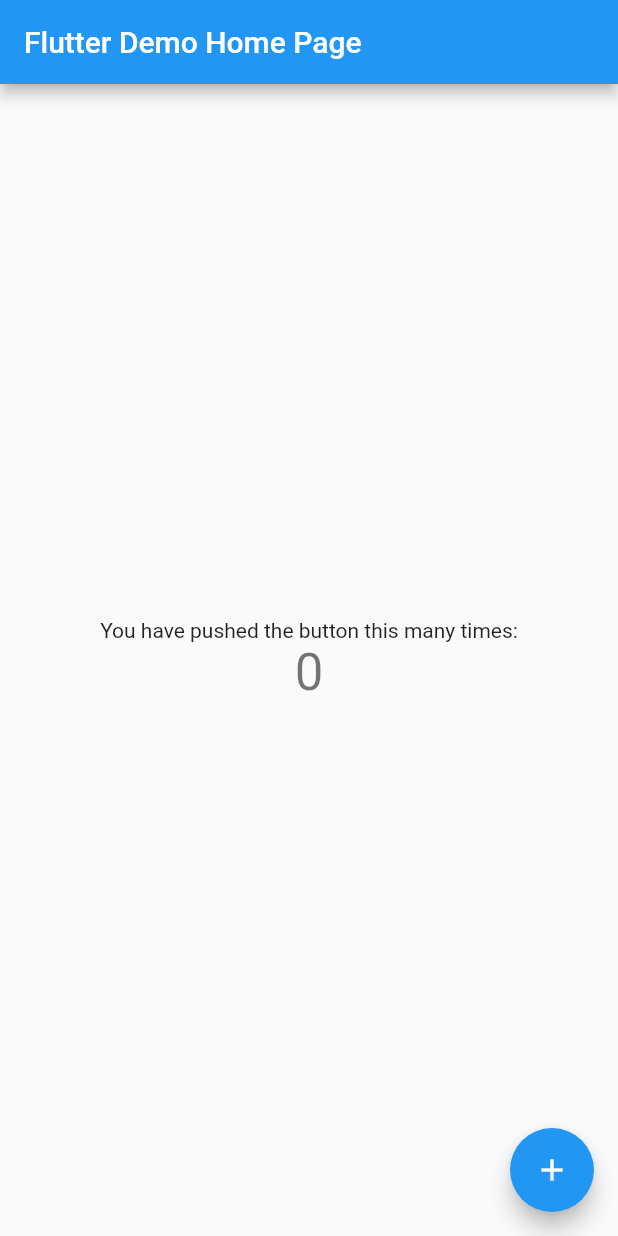
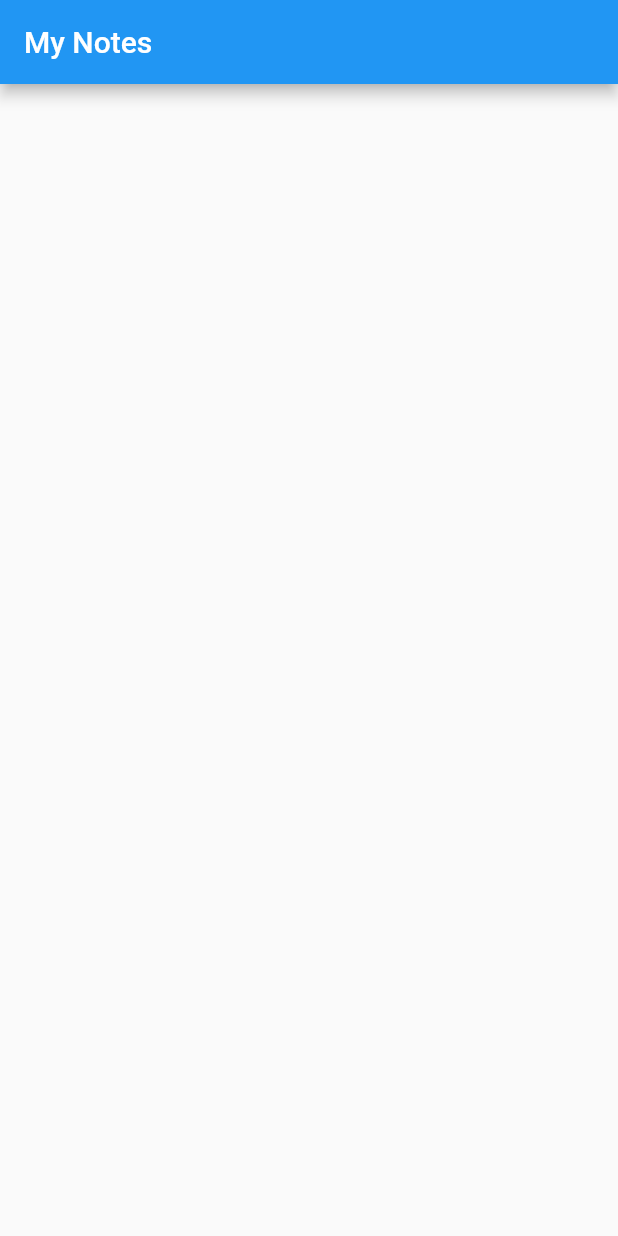
Before and after one commit to rakshit087/mind-map, a Flutter app: the screen it shows after launch, on a phone screen of 412 x 824 dp. Run offline on Flutter 3.47's test engine with Material 2 defaults, Android fonts, the phone set to English and light mode, and no system bars.

Commit message:
Cleaned main.dart

```diff
--- a/mynotes/lib/main.dart
+++ b/mynotes/lib/main.dart
@@ -1,115 +1,24 @@
 import 'package:flutter/material.dart';
 
 void main() {
-  runApp(const MyApp());
+  runApp(MaterialApp(
+    title: 'Flutter Demo',
+    theme: ThemeData(
+      primarySwatch: Colors.blue,
+    ),
+    home: const HomePage(),
+  ));
 }
 
-class MyApp extends StatelessWidget {
-  const MyApp({super.key});
+class HomePage extends StatelessWidget {
+  const HomePage({super.key});
 
-  // This widget is the root of your application.
   @override
   Widget build(BuildContext context) {
-    return MaterialApp(
-      title: 'Flutter Demo',
-      theme: ThemeData(
-        // This is the theme of your application.
-        //
-        // Try running your application with "flutter run". You'll see the
-        // application has a blue toolbar. Then, without quitting the app, try
-        // changing the primarySwatch below to Colors.green and then invoke
-        // "hot reload" (press "r" in the console where you ran "flutter run",
-        // or simply save your changes to "hot reload" in a Flutter IDE).
-        // Notice that the counter didn't reset back to zero; the application
-        // is not restarted.
-        primarySwatch: Colors.blue,
+    return Scaffold(
+      appBar: AppBar(
+        title: const Text("My Notes"),
       ),
-      home: const MyHomePage(title: 'Flutter Demo Home Page'),
     );
   }
 }
-
-class MyHomePage extends StatefulWidget {
-  const MyHomePage({super.key, required this.title});
-
-  // This widget is the home page of your application. It is stateful, meaning
-  // that it has a State object (defined below) that contains fields that affect
-  // how it looks.
-
-  // This class is the configuration for the state. It holds the values (in this
-  // case the title) provided by the parent (in this case the App widget) and
-  // used by the build method of the State. Fields in a Widget subclass are
-  // always marked "final".
-
-  final String title;
-
-  @override
-  State<MyHomePage> createState() => _MyHomePageState();
-}
-
-class _MyHomePageState extends State<MyHomePage> {
-  int _counter = 0;
-
-  void _incrementCounter() {
-    setState(() {
-      // This call to setState tells the Flutter framework that something has
-      // changed in this State, which causes it to rerun the build method below
-      // so that the display can reflect the updated values. If we changed
-      // _counter without calling setState(), then the build method would not be
-      // called again, and so nothing would appear to happen.
-      _counter++;
-    });
-  }
-
-  @override
-  Widget build(BuildContext context) {
-    // This method is rerun every time setState is called, for instance as done
-    // by the _incrementCounter method above.
-    //
-    // The Flutter framework has been optimized to make rerunning build methods
-    // fast, so that you can just rebuild anything that needs updating rather
-    // than having to individually change instances of widgets.
-    return Scaffold(
-      appBar: AppBar(
-        // Here we take the value from the MyHomePage object that was created by
-        // the App.build method, and use it to set our appbar title.
-        title: Text(widget.title),
-      ),
-      body: Center(
-        // Center is a layout widget. It takes a single child and positions it
-        // in the middle of the parent.
-        child: Column(
-          // Column is also a layout widget. It takes a list of children and
-          // arranges them vertically. By default, it sizes itself to fit its
-          // children horizontally, and tries to be as tall as its parent.
-          //
-          // Invoke "debug painting" (press "p" in the console, choose the
-          // "Toggle Debug Paint" action from the Flutter Inspector in Android
-          // Studio, or the "Toggle Debug Paint" command in Visual Studio Code)
-          // to see the wireframe for each widget.
-          //
-          // Column has various properties to control how it sizes itself and
-          // how it positions its children. Here we use mainAxisAlignment to
-          // center the children vertically; the main axis here is the vertical
-          // axis because Columns are vertical (the cross axis would be
-          // horizontal).
-          mainAxisAlignment: MainAxisAlignment.center,
-          children: <Widget>[
-            const Text(
-              'You have pushed the button this many times:',
-            ),
-            Text(
-              '$_counter',
-              style: Theme.of(context).textTheme.headline4,
-            ),
-          ],
-        ),
-      ),
-      floatingActionButton: FloatingActionButton(
-        onPressed: _incrementCounter,
-        tooltip: 'Increment',
-        child: const Icon(Icons.add),
-      ), // This trailing comma makes auto-formatting nicer for build methods.
-    );
-  }
-}
```
